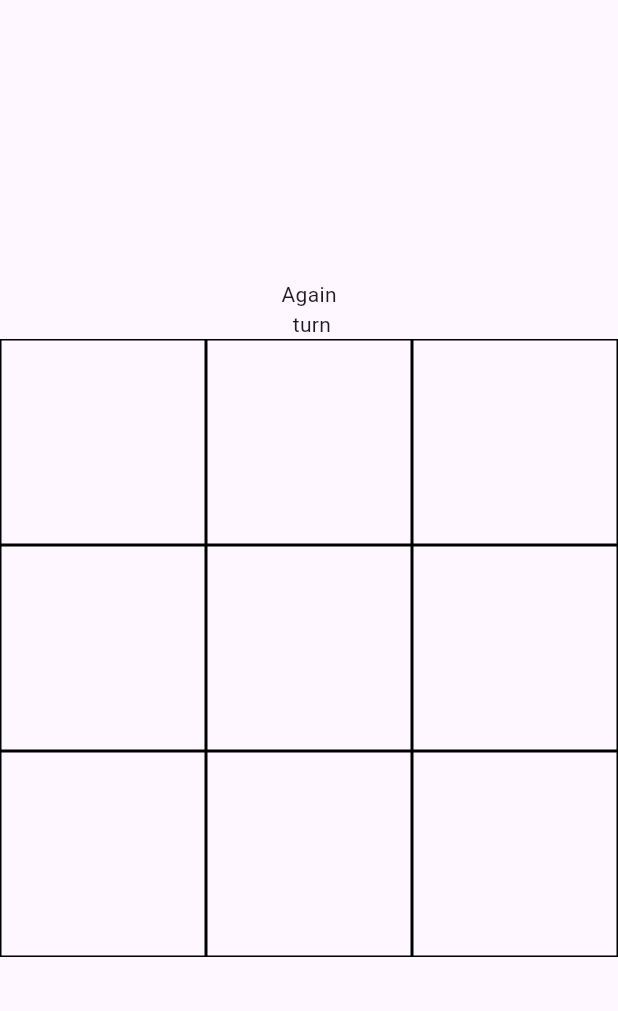
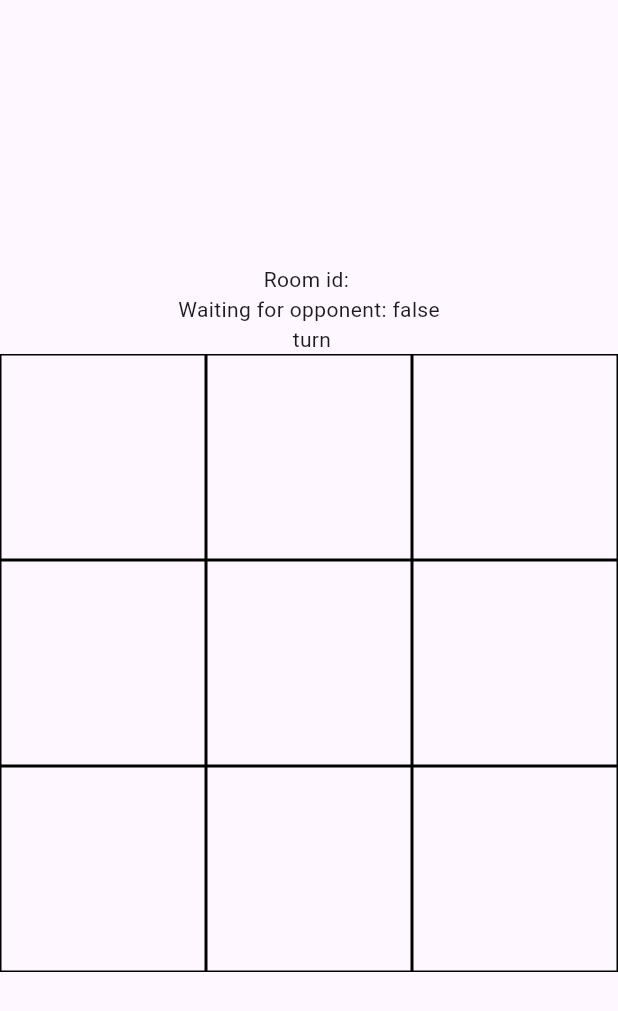
Before and after one commit to SulabhShrestha/tic-tac-toe, a Flutter app: the GamePage screen opened directly, on a phone screen of 412 x 824 dp. Shown: the top 1011 px of the screen. Run offline on Flutter 3.47's test engine with Material 3 defaults, Android fonts, the phone set to English and light mode, and no system bars; our stand-ins replace flutter_riverpod, socket_io_client; network calls fail.

Commit message:
Can create room, play tic tac toe

```diff
--- a/mobile/lib/models/tic_tac_model.dart
+++ b/mobile/lib/models/tic_tac_model.dart
@@ -1,13 +1,9 @@
 class TicTacModel {
-  final String myUID;
-  final String otherUID;
   final int selectedIndex;
-  final String selectedBy;
+  final String uid;
 
   TicTacModel({
-    required this.myUID,
-    required this.otherUID,
-    required this.selectedBy,
+    required this.uid,
     required this.selectedIndex,
   });
 }
--- /dev/null
+++ b/mobile/lib/providers/room_details_provider.dart
@@ -0,0 +1,4 @@
+import 'package:flutter_riverpod/flutter_riverpod.dart';
+
+/// Stores room id
+final roomDetailsProvider = StateProvider<String>((ref) => "");
--- a/mobile/lib/views/game_page.dart
+++ b/mobile/lib/views/game_page.dart
@@ -4,7 +4,9 @@ import 'package:flutter/material.dart';
 import 'package:flutter_riverpod/flutter_riverpod.dart';
 import 'package:mobile/models/tic_tac_model.dart';
 import 'package:mobile/providers/player_turn_provider.dart';
+import 'package:mobile/providers/room_details_provider.dart';
 import 'package:mobile/providers/tic_tac_providers.dart';
+import 'package:mobile/providers/waiting_for_connection_provider.dart';
 import 'package:mobile/services/socket_web_services.dart';
 
 class GamePage extends ConsumerStatefulWidget {
@@ -20,11 +22,12 @@ class _HomePageState extends ConsumerState<GamePage> {
   @override
   void initState() {
     socketWebServices = SocketWebServices()..init();
-    socketWebServices.joinRoom(myUid: "123", otherUserId: "456");
-
+    // socketWebServices.joinRoom(myUid: "123", otherUserId: "456");
+    //
     socketWebServices.socket.on("game-init", (gameInit) {
       log("Player turn $gameInit");
       ref.watch(playerTurnProvider.notifier).state = gameInit["player1"];
+      ref.watch(waitingForConnectionProvider.notifier).state = false;
     });
 
     socketWebServices.socket.on("event", (data) {
@@ -32,11 +35,8 @@ class _HomePageState extends ConsumerState<GamePage> {
       ref.watch(playerTurnProvider.notifier).state = data["player-turn"];
 
       // adding to selected
-      ref.watch(ticTacProvider.notifier).addTicTac(TicTacModel(
-          myUID: data["to"],
-          otherUID: data["from"],
-          selectedBy: data["selectedBy"],
-          selectedIndex: data["selectedIndex"]));
+      ref.watch(ticTacProvider.notifier).addTicTac(
+          TicTacModel(uid: data["uid"], selectedIndex: data["selectedIndex"]));
     });
     super.initState();
   }
@@ -51,16 +51,17 @@ class _HomePageState extends ConsumerState<GamePage> {
   Widget build(BuildContext context) {
     var playerTurnProv = ref.watch(playerTurnProvider);
 
+    log("Game page");
+
     return Scaffold(
       body: SafeArea(
         child: Column(
           mainAxisAlignment: MainAxisAlignment.center,
           children: [
-            GestureDetector(
-                onTap: () {
-                  socketWebServices.joinRoom(myUid: "123", otherUserId: "456");
-                },
-                child: Text("Again")),
+            Text("Room id: ${ref.watch(roomDetailsProvider)}"),
+
+            Text(
+                "Waiting for opponent: ${ref.watch(waitingForConnectionProvider)}"),
             // who's turn
             Text("${playerTurnProv == "123" ? "Your" : playerTurnProv} turn"),
 
@@ -88,9 +89,7 @@ class _HomePageState extends ConsumerState<GamePage> {
       return ticTac.selectedIndex == index;
     },
         orElse: () => TicTacModel(
-              myUID: "xxx",
-              otherUID: "xx",
-              selectedBy: "xx",
+              uid: "xx",
               selectedIndex: -1,
             ));
 
@@ -98,10 +97,10 @@ class _HomePageState extends ConsumerState<GamePage> {
       onTap: model.selectedIndex == index
           ? null
           : () {
+              log("Selected");
               socketWebServices.sendData(data: {
-                "from": "123",
-                "to": "456",
-                "selectedBy": "123",
+                "uid": "123",
+                "roomID": ref.watch(roomDetailsProvider),
                 "selectedIndex": index,
               });
             },
@@ -111,7 +110,7 @@ class _HomePageState extends ConsumerState<GamePage> {
         ),
         child: Center(
           child: model.selectedIndex == index
-              ? _buildSomething(model.selectedBy)
+              ? _buildSomething(model.uid)
               : Text(" "),
         ),
       ),
```
Also changed, not shown: mobile/lib/services/socket_web_services.dart (+4 -4 lines), mobile/lib/views/homepage/home_page.dart (+5 -3 lines).
